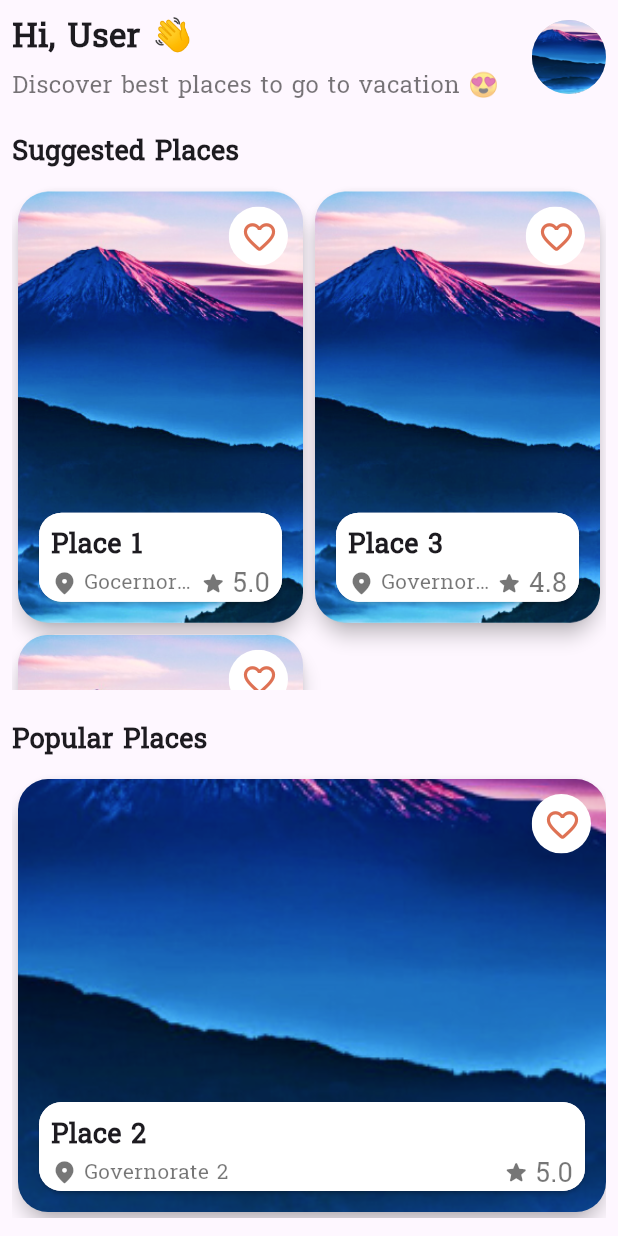
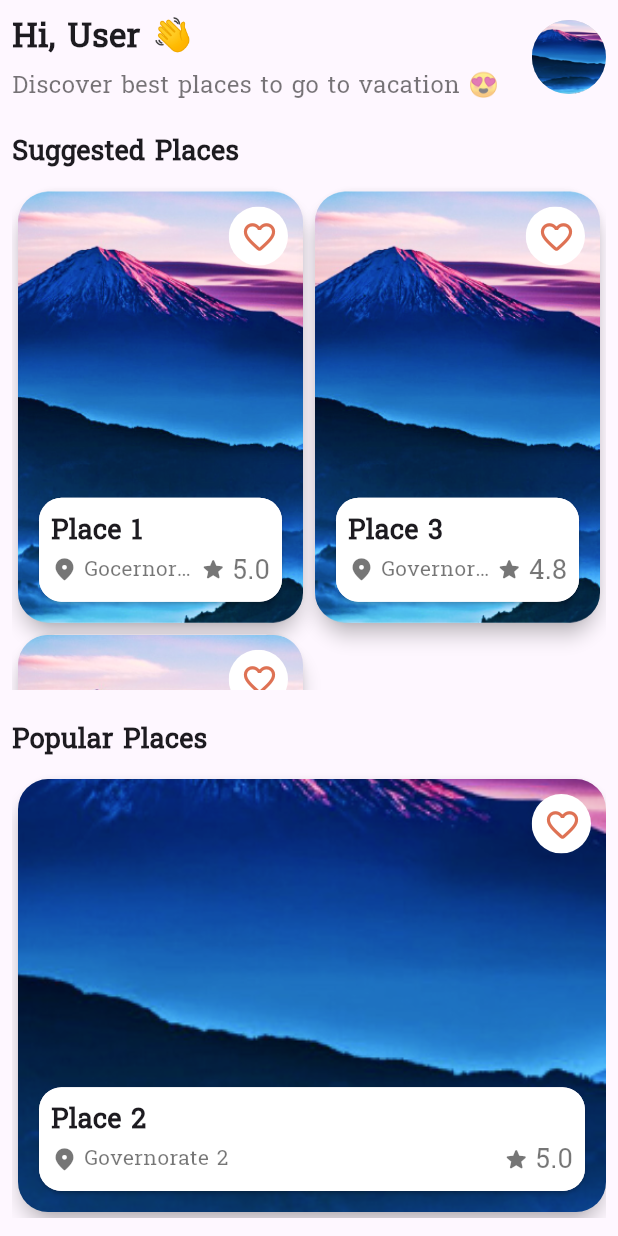
Before and after one commit to HaneenEhdaa/TouristGuide-FlutterApp, a Flutter app: the PlacesScreen screen opened directly, on a phone screen of 412 x 824 dp. Run offline on Flutter 3.47's test engine with Material 3 defaults, Android fonts, the phone set to English and light mode, and no system bars; our stand-ins replace country_picker, curved_navigation_bar, shared_preferences; missing offline and left inert: animated_snack_bar; accounts and stored records are empty.

Commit message:
Some Updates

```diff
--- a/tourist_guide/lib/core/widgets/landmark_card.dart
+++ b/tourist_guide/lib/core/widgets/landmark_card.dart
@@ -103,13 +103,13 @@ class _LandmarkCardState extends State<LandmarkCard> {
     return Card(
       shape: RoundedRectangleBorder(borderRadius: BorderRadius.circular(15)),
       child: Container(
-        height: SizeConfig.defaultSize! * 6,
+        height: SizeConfig.defaultSize! * 7,
         width: SizeConfig.screenWidth! - 12,
         decoration: detailsBoxTheme(15),
         padding: const EdgeInsets.all(8),
         child: Column(
           crossAxisAlignment: CrossAxisAlignment.start,
-          mainAxisAlignment: MainAxisAlignment.spaceBetween,
+          mainAxisAlignment: MainAxisAlignment.spaceAround,
           children: [
             Text(
               name,
```
